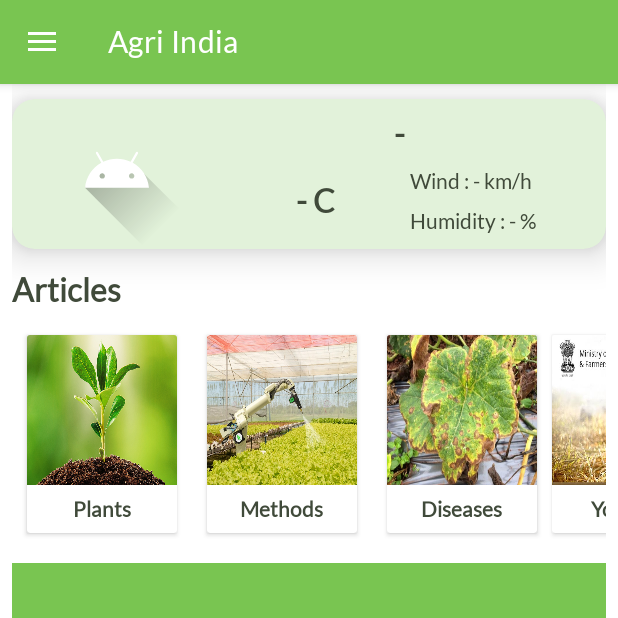
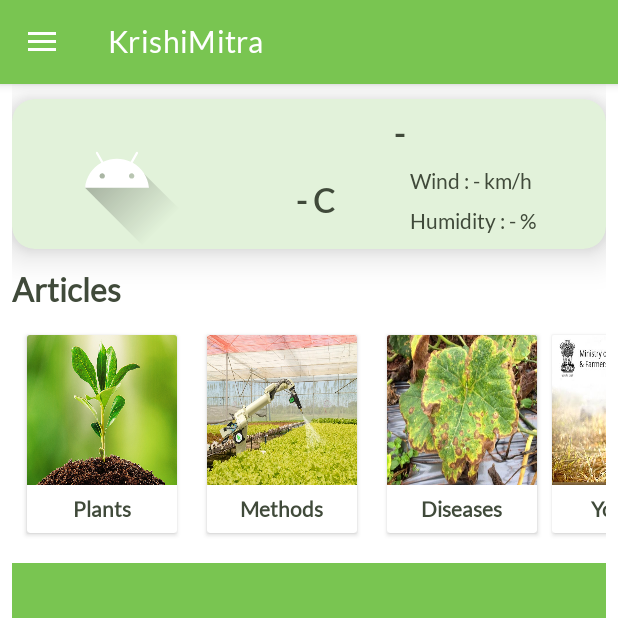
Before and after one commit to theRkakkad/KrishiMitra, an Android app: the screen it shows after launch once a user with an empty profile is signed in (DashboardActivity), on a phone screen of 412 x 824 dp, the top half of it. Run offline under Robolectric (Android 15) with nearby library versions, the phone set to English and light mode, and no system bars; our stand-ins replace Firebase (no records; nobody signed in at launch, a user with empty details on screens opened directly), Picasso, data binding; libraries missing offline, so code that uses them is left out: com.asura.library; pictures from the network do not load; 5 statements that could not run were skipped.

Commit message:
Rename app to KrishiMitra and refresh README

```diff
--- a/app/src/main/java/com/project/farmingapp/view/dashboard/DashboardFragment.kt
+++ b/app/src/main/java/com/project/farmingapp/view/dashboard/DashboardFragment.kt
@@ -121,7 +121,7 @@ class dashboardFragment : Fragment(), CellClickListener {
         super.onViewCreated(view, savedInstanceState)
 
         setHasOptionsMenu(true)
-        (activity as AppCompatActivity).supportActionBar?.title = "Agri India"
+        (activity as AppCompatActivity).supportActionBar?.title = "KrishiMitra"
 
         weatherCard.setOnClickListener {
             weatherFragment = WeatherFragment()
--- a/app/src/main/res/values/strings.xml
+++ b/app/src/main/res/values/strings.xml
@@ -1,5 +1,5 @@
 <resources>
-    <string name="app_name">Agri India</string>
+    <string name="app_name">KrishiMitra</string>
     <!-- TODO: Remove or change this placeholder text -->
     <string name="hello_blank_fragment">Hello blank fragment</string>
     <string name="open">Open</string>
```
Also changed, not shown: 3 other files.
